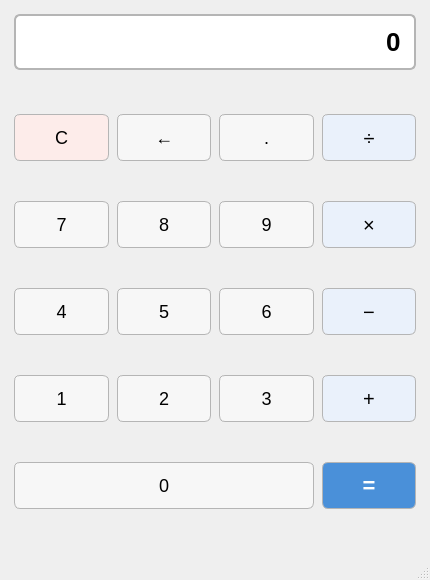
First picture: the form in lab1/mainwindow.ui, repository taipy524/Qtcourse, before the edit.
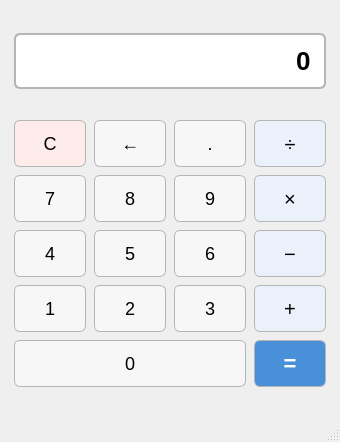
Second picture: the form after the edit.

Commit message: 部分按钮已经映射好，特殊符号未完成，点击追加数字到输入框已完成

What changed in the file:
```diff
--- a/lab1/mainwindow.ui
+++ b/lab1/mainwindow.ui
@@ -6,8 +6,8 @@
    <rect>
     <x>0</x>
     <y>0</y>
-    <width>430</width>
-    <height>580</height>
+    <width>340</width>
+    <height>442</height>
    </rect>
   </property>
   <property name="windowTitle">
@@ -85,7 +85,6 @@
      </widget>
     </item>
     <item>
-     <widget class="QWidget" name="buttonPanel">
       <layout class="QGridLayout" name="gridLayout">
        <property name="leftMargin">
         <number>0</number>
@@ -99,10 +98,7 @@
        <property name="bottomMargin">
         <number>0</number>
        </property>
-       <property name="horizontalSpacing">
-        <number>8</number>
-       </property>
-       <property name="verticalSpacing">
+      <property name="spacing">
         <number>8</number>
        </property>
        <item row="0" column="0">
@@ -286,7 +282,6 @@
         </widget>
        </item>
       </layout>
-     </widget>
     </item>
    </layout>
   </widget>
```
Left out of the diff: 66 changed lines with no effect on the pictures. Lines whose indentation alone changed are shown as unchanged. The commit also changes 6 other files.
